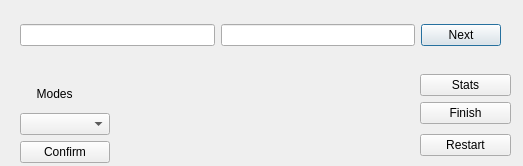
This is LW_APP/dialog.ui in Sautenko-Andrey/learn_words_app as Qt 5 draws it before an edit. The edited form follows.
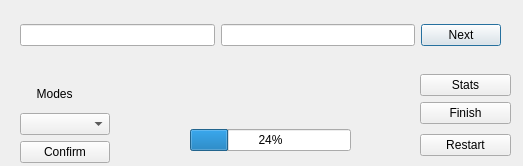
This is the edited form.

Commit message: added the progress bar and reaction on user answer

```diff
--- a/LW_APP/dialog.ui
+++ b/LW_APP/dialog.ui
@@ -132,6 +132,32 @@
     </item>
    </layout>
   </widget>
+  <widget class="QWidget" name="">
+   <property name="geometry">
+    <rect>
+     <x>190</x>
+     <y>90</y>
+     <width>161</width>
+     <height>61</height>
+    </rect>
+   </property>
+   <layout class="QVBoxLayout" name="verticalLayout_5">
+    <item>
+     <widget class="QLabel" name="result_label">
+      <property name="text">
+       <string>             </string>
+      </property>
+     </widget>
+    </item>
+    <item>
+     <widget class="QProgressBar" name="progressBar">
+      <property name="value">
+       <number>24</number>
+      </property>
+     </widget>
+    </item>
+   </layout>
+  </widget>
  </widget>
  <resources/>
  <connections/>
```
The commit also changes 3 other files.
